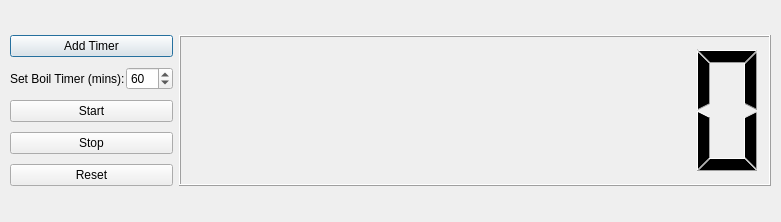
Qt form ui/timerListDialog.ui (Brewtarget/brewtarget) before a commit.
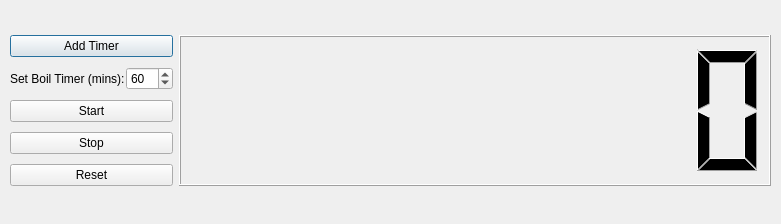
The same form after that commit.

The edit to the form file:
```diff
--- a/ui/timerListDialog.ui
+++ b/ui/timerListDialog.ui
@@ -7,7 +7,7 @@
     <x>0</x>
     <y>0</y>
     <width>781</width>
-    <height>222</height>
+    <height>224</height>
    </rect>
   </property>
   <property name="mouseTracking">
```
Left out of the diff: 3 changed lines with no effect on the pictures.
